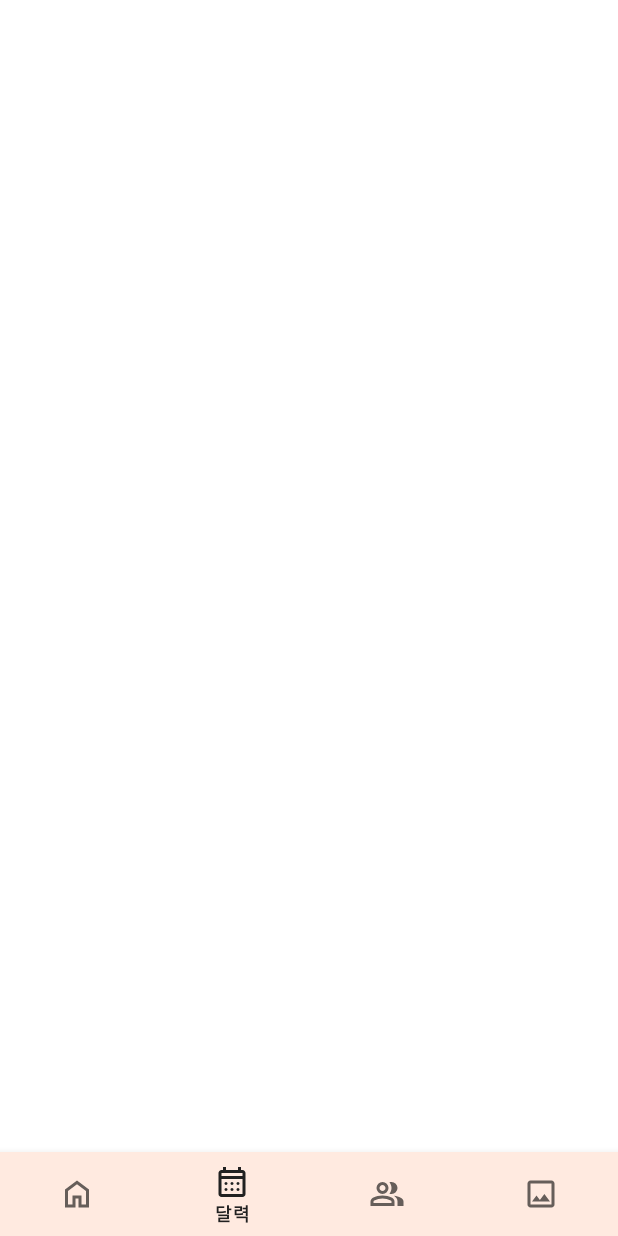
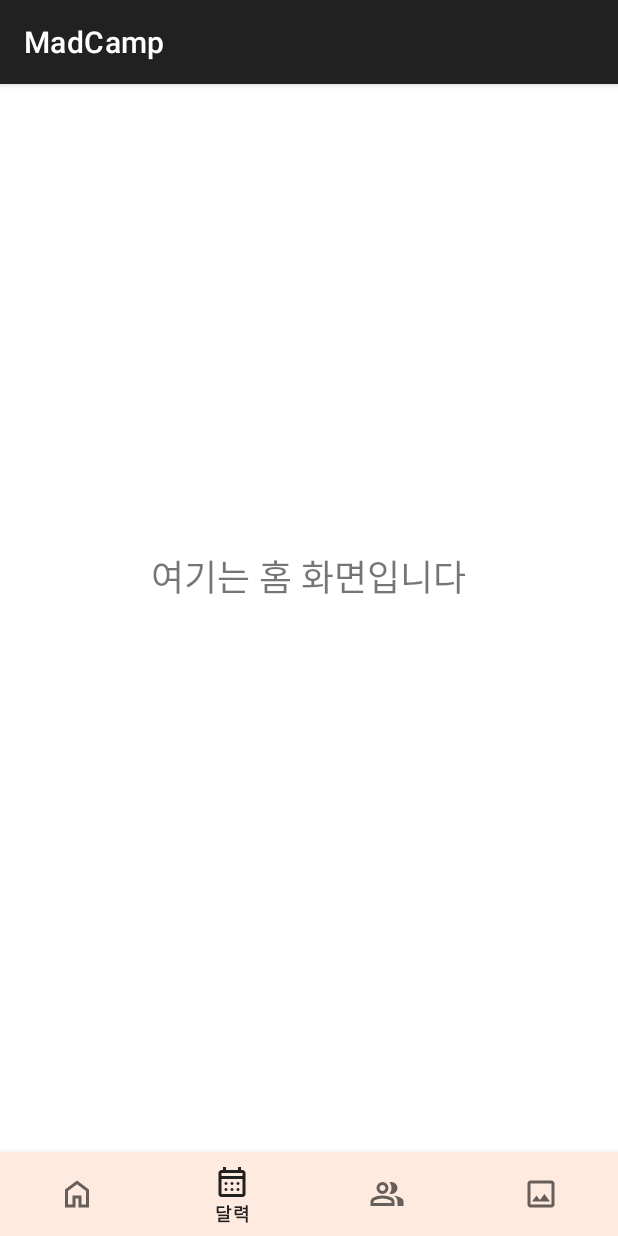
Before and after one commit to VVictorVV/Date-Keeper, an Android app built with Jetpack Compose: the screen it shows after launch (MainActivity), item 2 of the bottom bar chosen, on a phone screen of 412 x 824 dp. Run offline under Robolectric (Android 15) with nearby library versions, the phone set to English and light mode, and no system bars.

Commit message:
main activity fix, home display add

```diff
--- a/app/build.gradle.kts
+++ b/app/build.gradle.kts
@@ -36,6 +36,7 @@ android {
     }
     buildFeatures {
         compose = true
+        viewBinding = true
     }
 }
 
--- /dev/null
+++ b/app/src/main/java/com/example/madcamp/HomeFragment.kt
@@ -0,0 +1,32 @@
+package com.example.madcamp
+
+import android.os.Bundle
+import android.view.LayoutInflater
+import android.view.View
+import android.view.ViewGroup
+import androidx.fragment.app.Fragment
+import com.example.madcamp.databinding.FragmentHomeBinding // 자동으로 생성된 바인딩 클래스
+
+class HomeFragment : Fragment() {
+
+    // View Binding 인스턴스를 저장할 변수
+    private var _binding: FragmentHomeBinding? = null
+    // _binding을 null 체크 없이 편하게 사용하기 위한 getter
+    private val binding get() = _binding!!
+
+    override fun onCreateView(
+        inflater: LayoutInflater, container: ViewGroup?,
+        savedInstanceState: Bundle?
+    ): View? {
+        // XML 레이아웃을 인플레이트하고 바인딩 객체를 초기화
+        _binding = FragmentHomeBinding.inflate(inflater, container, false)
+        // 생성된 뷰를 반환
+        return binding.root
+    }
+
+    // View가 파괴될 때 바인딩 객체를 정리하여 메모리 누수 방지
+    override fun onDestroyView() {
+        super.onDestroyView()
+        _binding = null
+    }
+}
--- a/app/src/main/java/com/example/madcamp/MainActivity.kt
+++ b/app/src/main/java/com/example/madcamp/MainActivity.kt
@@ -4,6 +4,7 @@ import android.os.Bundle
 import androidx.activity.ComponentActivity
 import androidx.activity.compose.setContent
 import androidx.activity.enableEdgeToEdge
+import androidx.appcompat.app.AppCompatActivity
 import androidx.compose.foundation.layout.fillMaxSize
 import androidx.compose.foundation.layout.padding
 import androidx.compose.material3.Scaffold
@@ -12,11 +13,51 @@ import androidx.compose.runtime.Composable
 import androidx.compose.ui.Modifier
 import androidx.compose.ui.tooling.preview.Preview
 import com.example.madcamp.ui.theme.MadCampTheme
+import androidx.fragment.app.Fragment
+import com.example.madcamp.databinding.ActivityMainBinding
 
-class MainActivity : ComponentActivity() {
+class MainActivity : AppCompatActivity() {
+    private lateinit var binding: ActivityMainBinding
+
     override fun onCreate(savedInstanceState: Bundle?) {
         super.onCreate(savedInstanceState)
-        setContentView(R.layout.layout)
+        binding = ActivityMainBinding.inflate(layoutInflater)
+        setContentView(binding.root)
+        supportFragmentManager.beginTransaction().replace(R.id.bottom_layout, HomeFragment()).commit()
+
+        navigation()
+
         enableEdgeToEdge()
     }
+
+    private fun navigation() {
+        val bottomNavigationView = binding.bottomNavigation
+        bottomNavigationView.selectedItemId = R.id.menu_home
+
+        bottomNavigationView.setOnNavigationItemSelectedListener { item ->
+            when (item.itemId) {
+                R.id.menu_home -> {
+                    replaceFragment(HomeFragment())
+                    true
+                }
+                R.id.menu_calendar -> {
+                    //replaceFragment(calendarFragment())
+                    true
+                }
+                R.id.menu_people -> {
+                    //replaceFragment(peopleFragment())
+                    true
+                }
+                R.id.menu_gallery -> {
+                    //replaceFragment(galleryFragment())
+                    true
+                }
+                else -> false
+            }
+        }
+    }
+
+    private fun replaceFragment(fragment: Fragment) {
+        supportFragmentManager.beginTransaction().replace(R.id.bottom_layout, fragment).commit()
+    }
 }
--- /dev/null
+++ b/app/src/main/res/layout/fragment_home.xml
@@ -0,0 +1,15 @@
+<?xml version="1.0" encoding="utf-8"?>
+<FrameLayout xmlns:android="http://schemas.android.com/apk/res/android"
+    xmlns:tools="http://schemas.android.com/tools"
+    android:layout_width="match_parent"
+    android:layout_height="match_parent"
+    tools:context=".HomeFragment">
+
+    <TextView
+        android:layout_width="wrap_content"
+        android:layout_height="wrap_content"
+        android:layout_gravity="center"
+        android:text="여기는 홈 화면입니다"
+        android:textSize="24sp" />
+
+</FrameLayout>
```
Also changed, not shown: app/src/main/res/layout/activity_main.xml (renamed from app/src/main/res/layout/layout.xml).
